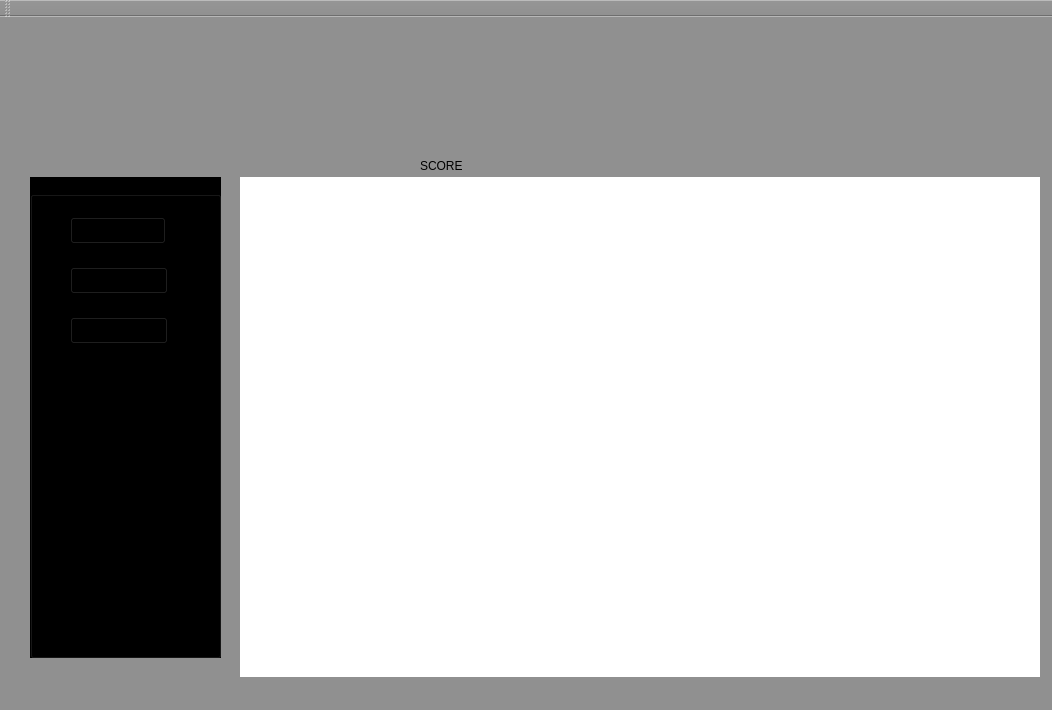
Old version of the form mainwindow.ui in the repository Carragher/awesum-o.
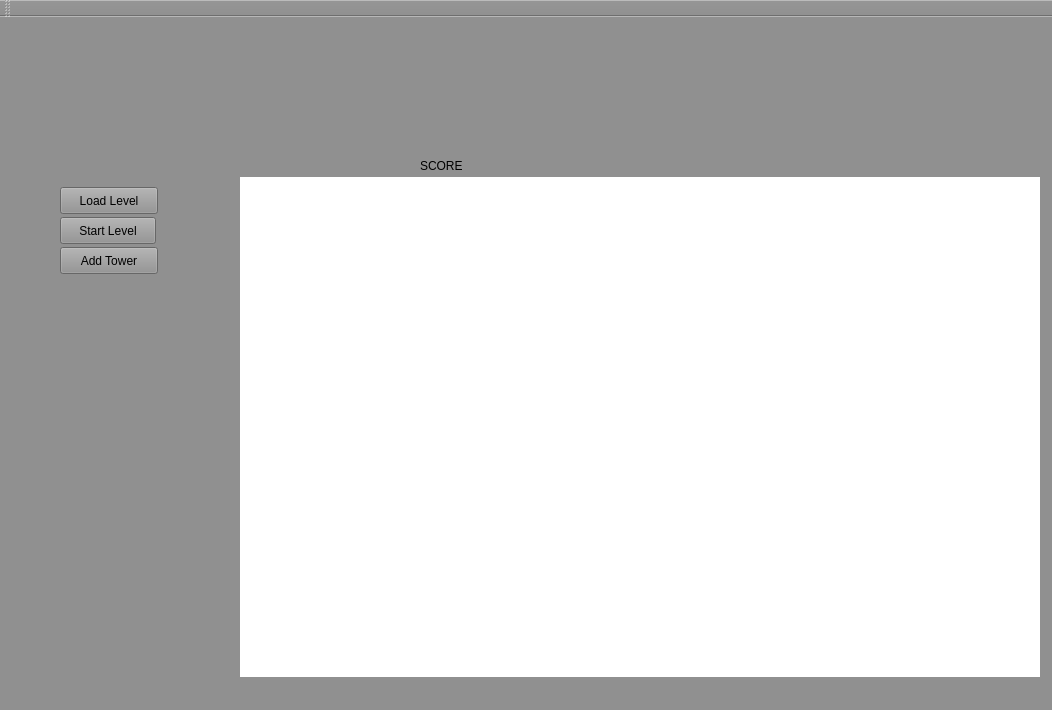
New version of the form. Icons and pictures are not drawn.

Commit message: Fixed some UI stuff and tower placement.

```diff
--- a/mainwindow.ui
+++ b/mainwindow.ui
@@ -64,65 +64,6 @@
      <bool>false</bool>
     </property>
    </widget>
-   <widget class="QGroupBox" name="groupBox">
-    <property name="geometry">
-     <rect>
-      <x>30</x>
-      <y>160</y>
-      <width>191</width>
-      <height>481</height>
-     </rect>
-    </property>
-    <property name="autoFillBackground">
-     <bool>false</bool>
-    </property>
-    <property name="styleSheet">
-     <string notr="true">background-color:black
-</string>
-    </property>
-    <property name="title">
-     <string>GroupBox</string>
-    </property>
-    <widget class="QPushButton" name="spawnBtn">
-     <property name="geometry">
-      <rect>
-       <x>40</x>
-       <y>40</y>
-       <width>96</width>
-       <height>27</height>
-      </rect>
-     </property>
-     <property name="text">
-      <string>POC Start</string>
-     </property>
-    </widget>
-    <widget class="QPushButton" name="buyBtn">
-     <property name="geometry">
-      <rect>
-       <x>40</x>
-       <y>90</y>
-       <width>98</width>
-       <height>27</height>
-      </rect>
-     </property>
-     <property name="text">
-      <string>Buy Test</string>
-     </property>
-    </widget>
-    <widget class="QPushButton" name="createBtn">
-     <property name="geometry">
-      <rect>
-       <x>40</x>
-       <y>140</y>
-       <width>98</width>
-       <height>27</height>
-      </rect>
-     </property>
-     <property name="text">
-      <string>Create BTN</string>
-     </property>
-    </widget>
-   </widget>
    <widget class="QLabel" name="logoLabel">
     <property name="geometry">
      <rect>
@@ -168,6 +109,45 @@
      <string notr="true">background-color: rgb(255, 255, 255);</string>
     </property>
    </widget>
+   <widget class="QPushButton" name="btnLoadLevel">
+    <property name="geometry">
+     <rect>
+      <x>60</x>
+      <y>170</y>
+      <width>98</width>
+      <height>27</height>
+     </rect>
+    </property>
+    <property name="text">
+     <string>Load Level</string>
+    </property>
+   </widget>
+   <widget class="QPushButton" name="btnStartLevel">
+    <property name="geometry">
+     <rect>
+      <x>60</x>
+      <y>200</y>
+      <width>96</width>
+      <height>27</height>
+     </rect>
+    </property>
+    <property name="text">
+     <string>Start Level</string>
+    </property>
+   </widget>
+   <widget class="QPushButton" name="btnAddTower">
+    <property name="geometry">
+     <rect>
+      <x>60</x>
+      <y>230</y>
+      <width>98</width>
+      <height>27</height>
+     </rect>
+    </property>
+    <property name="text">
+     <string>Add Tower</string>
+    </property>
+   </widget>
   </widget>
   <widget class="QMenuBar" name="menuBar">
    <property name="geometry">
```
The commit also changes 4 other files.
